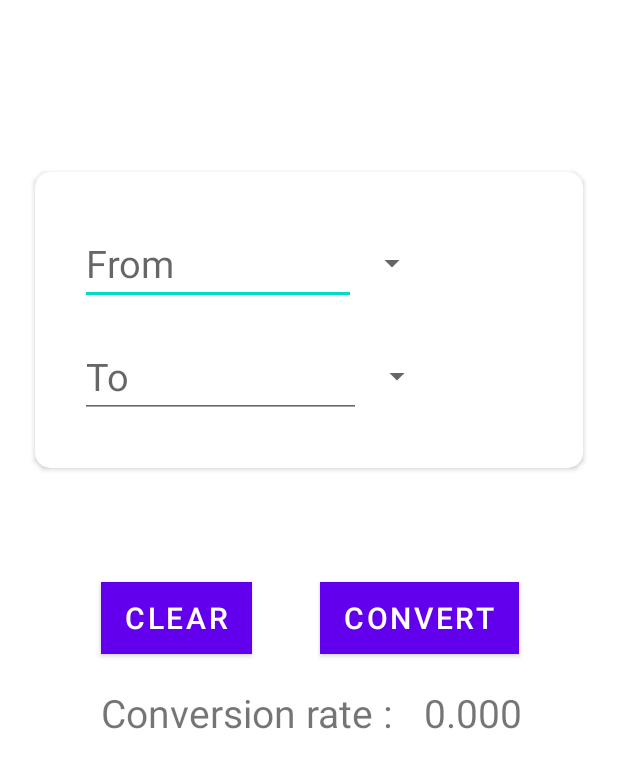
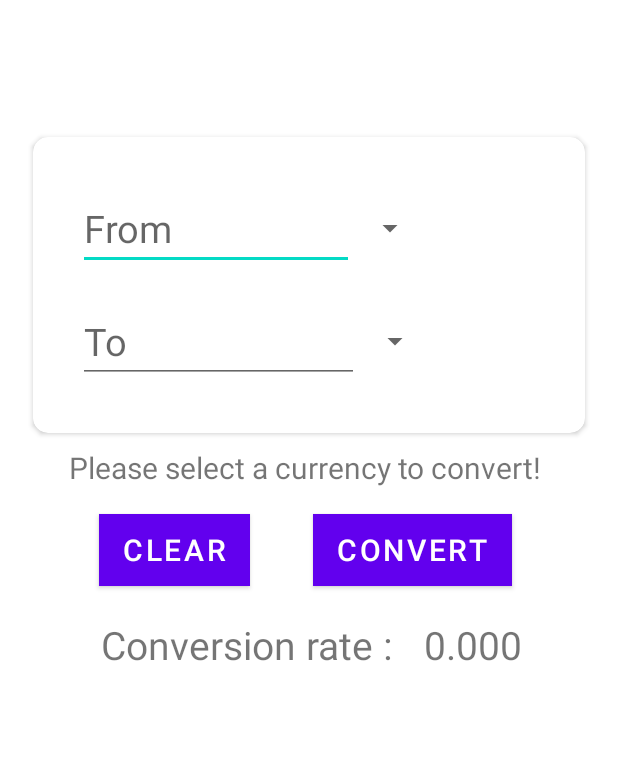
Before and after one commit to Devrock2847/CurrencyConverter, an Android app: the layout activity_main.xml on its own in the app's theme, with its tools: preview values and no code run, on a phone screen of 412 x 824 dp. Shown: the top 768 px of the screen. Run offline under Robolectric (Android 15) with nearby library versions, the phone set to English and light mode, and no system bars.

```diff
--- a/app/src/main/java/ucm/co5225/j96000/MainActivity.kt
+++ b/app/src/main/java/ucm/co5225/j96000/MainActivity.kt
@@ -6,6 +6,7 @@ import android.os.Bundle
 import android.util.Log
 import android.view.View
 import android.widget.*
+import androidx.annotation.UiThread
 import androidx.core.content.ContextCompat
 import kotlinx.coroutines.*
 import ucm.co5225.j96000.databinding.ActivityMainBinding
@@ -35,6 +36,7 @@ class MainActivity: AppCompatActivity(), View.OnClickListener {
         buttonConvert.setOnClickListener(this)
         buttonClear = binding.clearButton
         buttonClear.setOnClickListener(this)
+        clearTextView(binding.textViewWarning)
     }
     override fun onClick(view: View?) {
         when(view?.id){
@@ -55,12 +57,12 @@ class MainActivity: AppCompatActivity(), View.OnClickListener {
             if (binding.editTextConversionFrom != null && binding.editTextConversionFrom.text.isNotEmpty() && binding.editTextConversionFrom.text.isNotBlank()) {
                 //This stops the program crashing when no value is selected
                 if (baseCurrencyOne == baseCurrencyTwo) {
-                    Toast.makeText(
-                        applicationContext,
-                        "Please pick a currency to convert",
-                        Toast.LENGTH_SHORT
-                    ).show()
+                    //runOnUiThread(binding.textViewWarning.setText("Please select a currency to convert"))
+                    //binding.textViewWarning.setText("Please select a currency to convert")
                 } else {
+                        clearTextView(binding.textViewWarning)
+
+                        //clearTextView(binding.textViewWarning)
                         //Originally not async
                         //GlobalScope.async(Dispatchers.IO) {
                         try {
@@ -68,8 +70,12 @@ class MainActivity: AppCompatActivity(), View.OnClickListener {
                             val apiResult = URL(api).readText()
                             val jsonObject = JSONObject(apiResult)
                             //pulls the conversion rate from the api call object
-                        conversionRateOne = jsonObject.getJSONObject("rates").getJSONObject("$baseCurrencyOne").getString("value").toFloat()
-                        conversionRateTwo = jsonObject.getJSONObject("rates").getJSONObject("$baseCurrencyTwo").getString("value").toFloat()
+                            conversionRateOne =
+                                jsonObject.getJSONObject("rates").getJSONObject("$baseCurrencyOne")
+                                    .getString("value").toFloat()
+                            conversionRateTwo =
+                                jsonObject.getJSONObject("rates").getJSONObject("$baseCurrencyTwo")
+                                    .getString("value").toFloat()
                             conversionRate = conversionRateOne / conversionRateTwo * 100
 
                             //Log.d("Main", "$conversionRateOne")
@@ -79,10 +85,13 @@ class MainActivity: AppCompatActivity(), View.OnClickListener {
                             //this Coroutine takes the data from the input boss and multiplies it
                             //by the conversion rate and displays inside the output box
 
-                        val text = ((binding.editTextConversionFrom.text.toString().toFloat()) * conversionRate).toString()
+                            val text = ((binding.editTextConversionFrom.text.toString()
+                                .toFloat()) * conversionRate).toString()
                             binding.editTextConversionTo?.setText(text)
 
-                        if (conversionRate != null) { binding.textView2.text = conversionRate.toString() }
+                            if (conversionRate != null) {
+                                binding.textView2.text = conversionRate.toString()
+                            }
                             //End the API call here
                         } catch (e: Exception) {
                             //Add API fail notification to user
@@ -91,6 +100,8 @@ class MainActivity: AppCompatActivity(), View.OnClickListener {
                     }
                 }
             }
+
+
         thread.start()
         enableButton(buttonConvert)
     }
--- a/app/src/main/res/layout/activity_main.xml
+++ b/app/src/main/res/layout/activity_main.xml
@@ -14,10 +14,10 @@
         android:layout_height="197dp"
         android:layout_centerInParent="true"
 
-        android:layout_marginStart="23dp"
+        android:layout_marginStart="22dp"
         android:layout_marginTop="91dp"
-        android:layout_marginEnd="23dp"
-        android:layout_marginBottom="101dp"
+        android:layout_marginEnd="22dp"
+        android:layout_marginBottom="102dp"
         app:cardCornerRadius="10dp"
         app:layout_constraintBottom_toBottomOf="@+id/convertButton"
         app:layout_constraintEnd_toEndOf="parent"
@@ -101,14 +101,14 @@
         android:id="@+id/convertButton"
         android:layout_width="wrap_content"
         android:layout_height="wrap_content"
-        android:layout_marginEnd="2dp"
+        android:layout_marginTop="17dp"
+        android:layout_marginEnd="19dp"
         android:background="@color/purple_700"
         android:text="@string/convert"
         android:textColor="@color/white"
         android:textSize="20sp"
-        app:layout_constraintBottom_toBottomOf="parent"
-        app:layout_constraintEnd_toEndOf="@+id/textView2"
-        app:layout_constraintTop_toTopOf="parent" />
+        app:layout_constraintEnd_toEndOf="@+id/textViewWarning"
+        app:layout_constraintTop_toBottomOf="@+id/textViewWarning" />
 
     <TextView
         android:id="@+id/textView2"
@@ -124,13 +124,25 @@
         android:id="@+id/clearButton"
         android:layout_width="wrap_content"
         android:layout_height="wrap_content"
-        android:layout_marginBottom="21dp"
+        android:layout_marginStart="20dp"
+        android:layout_marginTop="17dp"
         android:background="@color/purple_700"
         android:text="@string/clear"
         android:textColor="@color/white"
         android:textSize="20sp"
-        app:layout_constraintBottom_toTopOf="@+id/textView3"
-        app:layout_constraintStart_toStartOf="@+id/textView3" />
+        app:layout_constraintStart_toStartOf="@+id/textViewWarning"
+        app:layout_constraintTop_toBottomOf="@+id/textViewWarning" />
+
+    <TextView
+        android:id="@+id/textViewWarning"
+        android:layout_width="wrap_content"
+        android:layout_height="wrap_content"
+        android:layout_marginStart="24dp"
+        android:layout_marginTop="298dp"
+        android:text="Please select a currency to convert!"
+        android:textSize="20sp"
+        app:layout_constraintStart_toStartOf="@+id/cardView"
+        app:layout_constraintTop_toTopOf="parent" />
 
 
 </androidx.constraintlayout.widget.ConstraintLayout>
```
Lines whose indentation alone changed are shown as unchanged.
